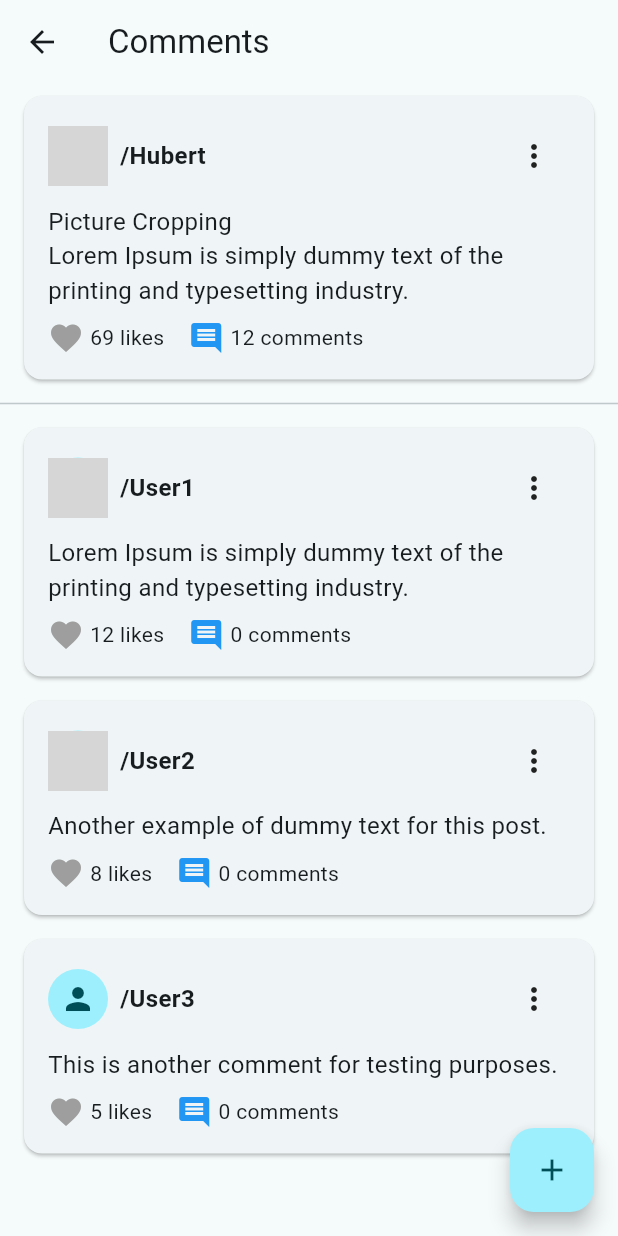
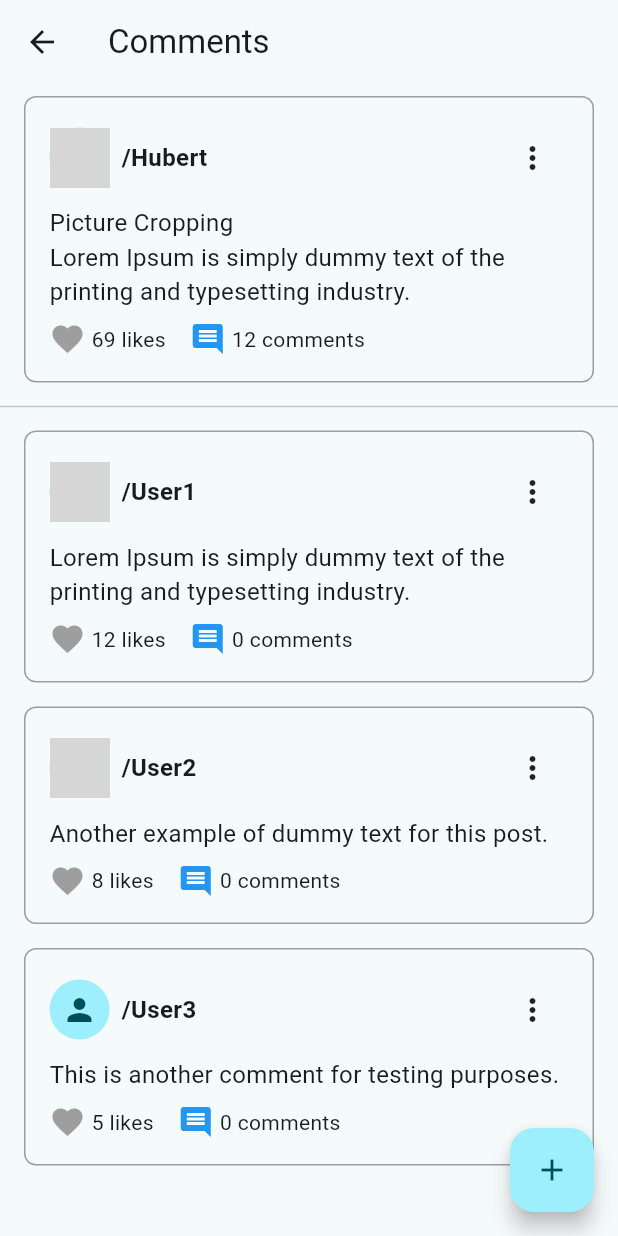
Before and after one commit to ESGI-5AL1/flutter-esgix, a Flutter app: the screen it shows after launch, on a phone screen of 412 x 824 dp. Run offline on Flutter 3.47's test engine with Material 3 defaults, Android fonts, the phone set to English and light mode, and no system bars; our stand-ins replace bloc, dio, equatable, flutter_bloc, flutter_dotenv; network calls fail; grey boxes are pictures that could not be loaded.

Commit message:
fix: post child boder

```diff
--- a/lib/shared/widgets/post_card.dart
+++ b/lib/shared/widgets/post_card.dart
@@ -5,13 +5,13 @@ import '../models/PostResult.dart';
 class PostCard extends StatefulWidget {
   final PostResult post;
   final CommentRepository commentRepository;
-  final List<PostResult> childrenPosts;
+  final List<PostResult> childrenPosts; // Liste des commentaires enfants
 
   const PostCard({
     super.key,
     required this.post,
     required this.commentRepository,
-    this.childrenPosts = const [],
+    this.childrenPosts = const [], // Par défaut, pas de commentaires enfants
   });
 
   @override
@@ -26,7 +26,7 @@ class _PostCardState extends State<PostCard> {
   void initState() {
     super.initState();
     likesCount = widget.post.likes;
-    isLiked = false;
+    isLiked = false; // Par défaut, le like n'est pas actif
   }
 
   void _toggleLike() async {
@@ -45,11 +45,12 @@ class _PostCardState extends State<PostCard> {
 
   @override
   Widget build(BuildContext context) {
-    return Column(
-      children: [
-        // Bloc principal (Post Parent)
-        Card(
+    return Container(
       margin: const EdgeInsets.symmetric(vertical: 8, horizontal: 16),
+      decoration: BoxDecoration(
+        border: Border.all(color: Colors.grey),
+        borderRadius: BorderRadius.circular(8),
+      ),
       child: Padding(
         padding: const EdgeInsets.all(16.0),
         child: Column(
@@ -81,7 +82,7 @@ class _PostCardState extends State<PostCard> {
                     ),
                   ],
                 ),
-
+                // Menu contextuel (Edit/Delete)
                 PopupMenuButton<String>(
                   onSelected: (value) {
                     if (value == 'edit') {
@@ -97,6 +98,7 @@ class _PostCardState extends State<PostCard> {
                 ),
               ],
             ),
+
             const SizedBox(height: 8),
 
 
@@ -108,7 +110,10 @@ class _PostCardState extends State<PostCard> {
 
             if (widget.post.imageUrl.isNotEmpty) ...[
               const SizedBox(height: 8),
-                  Image.network(widget.post.imageUrl),
+              ClipRRect(
+                borderRadius: BorderRadius.circular(8),
+                child: Image.network(widget.post.imageUrl),
+              ),
             ],
 
             const SizedBox(height: 8),
@@ -138,32 +143,40 @@ class _PostCardState extends State<PostCard> {
                 Text('${widget.post.commentsCount} comments'),
               ],
             ),
-              ],
+
+
+            if (widget.childrenPosts.isNotEmpty) ...[
+              const SizedBox(height: 16),
+              Container(
+                decoration: BoxDecoration(
+                  border: Border.all(color: Colors.grey),
+                  borderRadius: BorderRadius.circular(8),
+                  color: Colors.grey.shade100,
                 ),
-          ),
-        ),
-
-        // Bloc des commentaires enfants (encadré)
-        if (widget.childrenPosts.isNotEmpty) ...[
-          Container(
-            margin: const EdgeInsets.only(left: 32, right: 16),
+                padding: const EdgeInsets.all(8),
+                child: Column(
+                  crossAxisAlignment: CrossAxisAlignment.start,
+                  children: widget.childrenPosts.map((childPost) {
+                    return Container(
                       decoration: BoxDecoration(
                         border: Border.all(color: Colors.grey),
                         borderRadius: BorderRadius.circular(8),
                       ),
-            child: Column(
-              children: widget.childrenPosts.map((childPost) {
-                return PostCard(
+                      padding: const EdgeInsets.all(8),
+                      margin: const EdgeInsets.only(bottom: 8.0),
+                      child: PostCard(
                         post: childPost,
                         commentRepository: widget.commentRepository,
                         childrenPosts: [],
-                  //@TODO Pas de récursion sur plusieurs niveaux: à corriger commentaire d'un commentaire parent
+                      ),
                     );
                   }).toList(),
                 ),
               ),
             ],
           ],
+        ),
+      ),
     );
   }
 }
```
Lines whose indentation alone changed are shown as unchanged.
